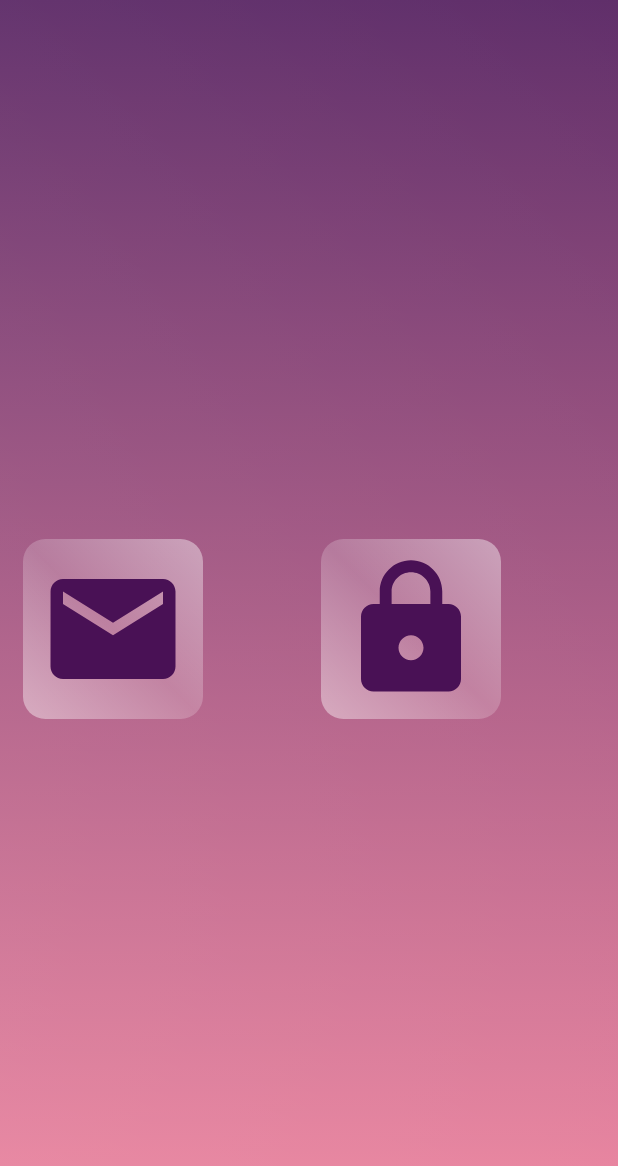
After one commit to kunjd96/Servicehub, an Android app: the layout activity_user_role.xml on its own in the app's theme, with its tools: preview values and no code run, on a phone screen of 412 x 824 dp. The commit adds this screen. Shown: the top 1166 px of the screen. Run offline under Robolectric (Android 15) with nearby library versions, the phone set to English and light mode, and no system bars.

Commit message:
Select User role in progress

```diff
--- a/Android/app/src/main/java/com/example/servicehub/LoginActivity.java
+++ b/Android/app/src/main/java/com/example/servicehub/LoginActivity.java
@@ -1,14 +1,13 @@
 package com.example.servicehub;
-
-import androidx.appcompat.app.AppCompatActivity;
 
 import android.content.Intent;
 import android.os.Bundle;
-import android.util.Log;
 import android.view.View;
 import android.widget.Button;
 import android.widget.EditText;
 import android.widget.TextView;
+
+import androidx.appcompat.app.AppCompatActivity;
 
 import java.util.regex.Matcher;
 import java.util.regex.Pattern;
--- a/Android/app/src/main/java/com/example/servicehub/SignupActivity.java
+++ b/Android/app/src/main/java/com/example/servicehub/SignupActivity.java
@@ -1,8 +1,8 @@
 package com.example.servicehub;
 
+import android.os.Bundle;
+
 import androidx.appcompat.app.AppCompatActivity;
-
-import android.os.Bundle;
 
 public class SignupActivity extends AppCompatActivity {
 
--- a/Android/app/src/main/res/drawable-v24/gradientlinear.xml
+++ b/Android/app/src/main/res/drawable-v24/gradientlinear.xml
@@ -4,8 +4,8 @@
         <shape>
             <gradient
                 android:angle="90"
-                android:startColor="#FFA17F"
-                android:endColor="#00223E"
+                android:startColor="#EA6888"
+                android:endColor="#491155"
                 android:type="linear" />
         </shape>
     </item>
--- a/Android/app/src/main/res/drawable-hdpi/ic_baseline_email_24.xml
+++ b/Android/app/src/main/res/drawable/ic_baseline_email_24.xml
@@ -1,4 +1,4 @@
-<vector android:height="24dp" android:tint="#6200EE"
+<vector android:height="24dp" android:tint="#491155"
     android:viewportHeight="24" android:viewportWidth="24"
     android:width="24dp" xmlns:android="http://schemas.android.com/apk/res/android">
     <path android:fillColor="@android:color/white" android:pathData="M20,4L4,4c-1.1,0 -1.99,0.9 -1.99,2L2,18c0,1.1 0.9,2 2,2h16c1.1,0 2,-0.9 2,-2L22,6c0,-1.1 -0.9,-2 -2,-2zM20,8l-8,5 -8,-5L4,6l8,5 8,-5v2z"/>
--- a/Android/app/src/main/res/drawable-hdpi/ic_baseline_lock_24.xml
+++ b/Android/app/src/main/res/drawable/ic_baseline_lock_24.xml
@@ -1,4 +1,4 @@
-<vector android:height="24dp" android:tint="#6200EE"
+<vector android:height="24dp" android:tint="#491155"
     android:viewportHeight="24" android:viewportWidth="24"
     android:width="24dp" xmlns:android="http://schemas.android.com/apk/res/android">
     <path android:fillColor="@android:color/white" android:pathData="M18,8h-1L17,6c0,-2.76 -2.24,-5 -5,-5S7,3.24 7,6v2L6,8c-1.1,0 -2,0.9 -2,2v10c0,1.1 0.9,2 2,2h12c1.1,0 2,-0.9 2,-2L20,10c0,-1.1 -0.9,-2 -2,-2zM12,17c-1.1,0 -2,-0.9 -2,-2s0.9,-2 2,-2 2,0.9 2,2 -0.9,2 -2,2zM15.1,8L8.9,8L8.9,6c0,-1.71 1.39,-3.1 3.1,-3.1 1.71,0 3.1,1.39 3.1,3.1v2z"/>
--- /dev/null
+++ b/Android/app/src/main/res/layout/activity_user_role.xml
@@ -0,0 +1,125 @@
+<?xml version="1.0" encoding="utf-8"?>
+<LinearLayout xmlns:android="http://schemas.android.com/apk/res/android"
+    xmlns:app="http://schemas.android.com/apk/res-auto"
+    xmlns:tools="http://schemas.android.com/tools"
+    android:layout_width="match_parent"
+    android:layout_height="match_parent"
+    android:background="@drawable/gradientlinear"
+    android:orientation="vertical"
+    tools:context=".MainActivity">
+
+    <ScrollView
+        android:layout_width="match_parent"
+        android:layout_height="match_parent"
+        android:layout_gravity="center"
+        android:background="@drawable/glassgradient"
+        android:paddingTop="15dp"
+        android:scrollbars="vertical">
+
+        <LinearLayout
+            android:layout_width="match_parent"
+            android:layout_height="wrap_content"
+            android:layout_gravity="center"
+            android:orientation="vertical">
+
+            <androidx.constraintlayout.widget.ConstraintLayout
+                android:layout_width="match_parent"
+                android:layout_height="wrap_content">
+
+                <com.google.android.material.card.MaterialCardView
+                    android:id="@+id/materialCardView1"
+                    android:layout_width="wrap_content"
+                    android:layout_height="wrap_content"
+                    android:layout_margin="15dp"
+                    android:layout_marginStart="20dp"
+                    app:cardBackgroundColor="@android:color/transparent"
+                    app:cardCornerRadius="15dp"
+                    app:cardElevation="0dp"
+                    app:layout_constraintBottom_toBottomOf="parent"
+                    app:layout_constraintStart_toStartOf="parent"
+                    app:layout_constraintTop_toTopOf="parent">
+
+                    <LinearLayout
+                        android:layout_width="wrap_content"
+                        android:layout_height="wrap_content"
+                        android:background="@drawable/glassgradientcard2"
+                        android:orientation="vertical">
+
+                        <androidx.constraintlayout.widget.ConstraintLayout
+                            android:layout_width="wrap_content"
+                            android:layout_height="wrap_content"
+                            android:layout_margin="0dp">
+
+
+                            <ImageView
+                                android:id="@+id/clientImageView"
+                                android:layout_width="100dp"
+                                android:layout_height="100dp"
+                                android:layout_marginStart="10dp"
+                                android:layout_marginTop="10dp"
+                                android:layout_marginEnd="10dp"
+                                android:layout_marginBottom="10dp"
+                                app:layout_constraintBottom_toBottomOf="parent"
+                                app:layout_constraintEnd_toEndOf="parent"
+                                app:layout_constraintStart_toStartOf="parent"
+                                app:layout_constraintTop_toTopOf="parent"
+                                app:srcCompat="@drawable/ic_baseline_email_24" />
+                        </androidx.constraintlayout.widget.ConstraintLayout>
+                    </LinearLayout>
+
+
+                </com.google.android.material.card.MaterialCardView>
+
+
+                <com.google.android.material.card.MaterialCardView
+                    android:id="@+id/materialCardView2"
+                    android:layout_width="wrap_content"
+                    android:layout_height="wrap_content"
+                    android:layout_margin="15dp"
+                    android:layout_marginStart="20dp"
+                    android:layout_marginEnd="20dp"
+                    app:cardBackgroundColor="@android:color/transparent"
+                    app:cardCornerRadius="15dp"
+                    app:cardElevation="0dp"
+                    app:layout_constraintBottom_toBottomOf="parent"
+                    app:layout_constraintEnd_toEndOf="parent"
+                    app:layout_constraintStart_toEndOf="@+id/materialCardView1"
+                    app:layout_constraintTop_toTopOf="parent">
+
+                    <LinearLayout
+                        android:layout_width="wrap_content"
+                        android:layout_height="wrap_content"
+                        android:background="@drawable/glassgradientcard2"
+                        android:orientation="vertical">
+
+                        <androidx.constraintlayout.widget.ConstraintLayout
+                            android:layout_width="wrap_content"
+                            android:layout_height="wrap_content"
+                            android:layout_margin="0dp">
+
+
+                            <ImageView
+                                android:id="@+id/serviceProviderImageView"
+                                android:layout_width="100dp"
+                                android:layout_height="100dp"
+                                android:layout_marginStart="10dp"
+                                android:layout_marginTop="10dp"
+                                android:layout_marginEnd="10dp"
+                                android:layout_marginBottom="10dp"
+                                app:layout_constraintBottom_toBottomOf="parent"
+                                app:layout_constraintEnd_toEndOf="parent"
+                                app:layout_constraintStart_toStartOf="parent"
+                                app:layout_constraintTop_toTopOf="parent"
+                                app:srcCompat="@drawable/ic_baseline_lock_24" />
+                        </androidx.constraintlayout.widget.ConstraintLayout>
+                    </LinearLayout>
+
+
+                </com.google.android.material.card.MaterialCardView>
+
+            </androidx.constraintlayout.widget.ConstraintLayout>
+
+        </LinearLayout>
+
+    </ScrollView>
+</LinearLayout>
--- a/Android/app/src/main/res/values/colors.xml
+++ b/Android/app/src/main/res/values/colors.xml
@@ -1,10 +1,12 @@
 <?xml version="1.0" encoding="utf-8"?>
 <resources>
     <color name="purple_200">#FFBB86FC</color>
-    <color name="purple_500">#FF6200EE</color>
-    <color name="purple_700">#FF3700B3</color>
+    <color name="purple_500">#491155</color>
+    <color name="purple_700">#491155</color>
     <color name="teal_200">#FF03DAC5</color>
     <color name="teal_700">#FF018786</color>
     <color name="black">#FF000000</color>
     <color name="white">#FFFFFFFF</color>
+    <color name="gradient1">#491155</color>
+    <color name="gradient2">#EA6888</color>
 </resources>
```
Also changed, not shown: Android/app/src/main/AndroidManifest.xml (+13 -1 lines), Android/app/src/main/java/com/example/servicehub/UserRoleActivity.java (added, +32 -0 lines), Android/app/src/main/res/layout/activity_login.xml (+14 -7 lines).
